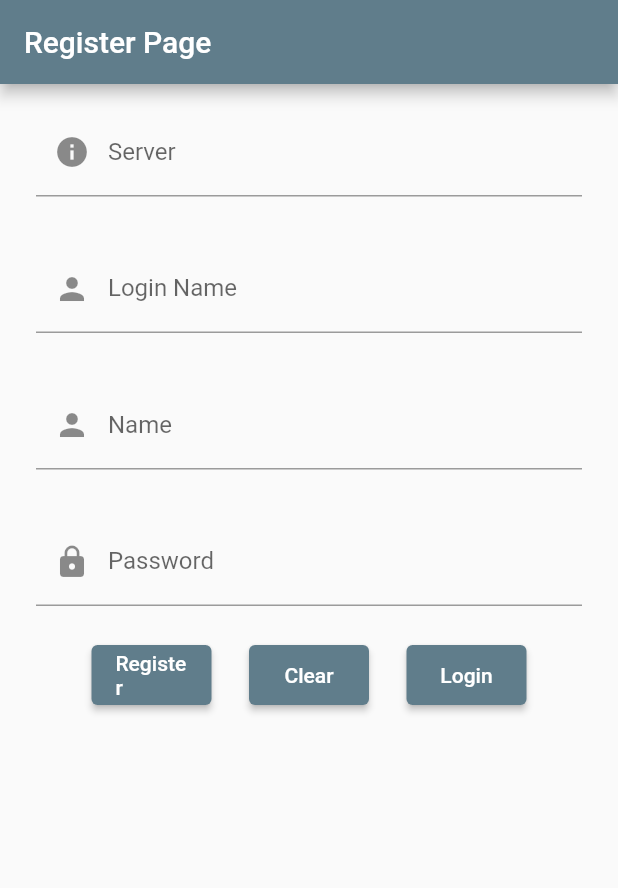
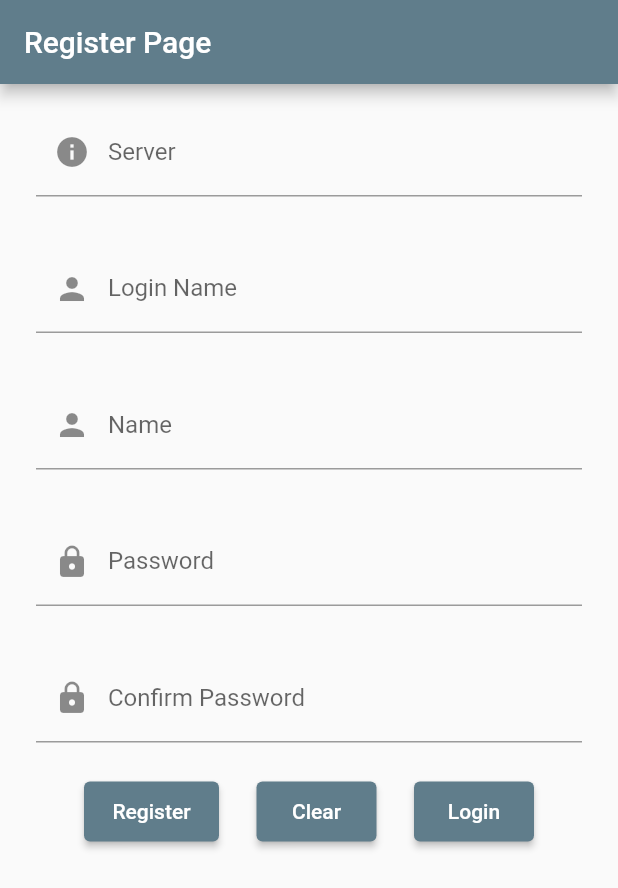
Before and after one commit to neko0xff/2023_schoolResearch_ClientApp, a Flutter app: the screen it shows after launch, after a tap on "Register", on a phone screen of 412 x 824 dp. Shown: the top 888 px of the screen. Run offline on Flutter 3.47's test engine with Material 2 defaults, Android fonts, the phone set to English and light mode, and no system bars; network calls fail.

Commit message:
20230702 update

```diff
--- /dev/null
+++ b/src/viewapp_v1/lib/class/user.dart
@@ -0,0 +1,10 @@
+// ignore_for_file: camel_case_types, non_constant_identifier_names
+
+/*使用者資訊*/
+class userData {
+  String? serverSource;
+  String? username;
+  String? LoginName;
+
+  userData({this.serverSource, this.username, this.LoginName});
+}
--- a/src/viewapp_v1/lib/main.dart
+++ b/src/viewapp_v1/lib/main.dart
@@ -1,5 +1,5 @@
 import 'package:flutter/material.dart';
-import 'package:viewapp_v1/pages/home.dart';
+import 'package:viewapp_v1/pages/about.dart';
 import 'package:viewapp_v1/pages/login.dart';
 
 void main() {
@@ -18,7 +18,7 @@ class viewAppMain extends StatelessWidget {
         home: const LoginPage(),
         routes: {
           '/login': (context) => const LoginPage(),
-          '/home': (context) => HomePage(key: null),
+          '/about': (context) => const AboutPage(),
         });
   }
 }
--- a/src/viewapp_v1/lib/pages/login.dart
+++ b/src/viewapp_v1/lib/pages/login.dart
@@ -2,6 +2,7 @@ import 'dart:convert';
 
 import 'package:flutter/material.dart';
 import 'package:http/http.dart' as http;
+import 'package:viewapp_v1/class/user.dart';
 import 'package:viewapp_v1/pages/home.dart';
 import 'package:viewapp_v1/pages/register.dart';
 
@@ -176,13 +177,17 @@ class btnLoginSend extends StatelessWidget {
     /*主迴圈*/
     if (code == "1") {
       // ignore: use_build_context_synchronously
+      final userData user = userData(
+          serverSource: serverSourceStr.text,
+          username: data["username"],
+          LoginName: data["LoginName"]);
+      // ignore: use_build_context_synchronously
       Navigator.push(
         context,
         MaterialPageRoute(
           builder: (context) => HomePage(
-            username: data["username"],
-            LoginName: data["LoginName"],
             key: null,
+            user: user,
           ),
         ),
       );
@@ -265,7 +270,7 @@ class btnToRegisterPage extends StatelessWidget {
   @override
   Widget build(BuildContext context) {
     return SizedBox(
-      width: 80.0,
+      width: 90.0,
       height: 40.0,
       child: ElevatedButton(
         child: const Text("Register"),
--- a/src/viewapp_v1/lib/pages/register.dart
+++ b/src/viewapp_v1/lib/pages/register.dart
@@ -1,3 +1,5 @@
+// ignore_for_file: non_constant_identifier_names
+
 import 'package:flutter/material.dart';
 import 'package:http/http.dart' as http;
 
@@ -6,6 +8,7 @@ TextEditingController serverSourceStr = TextEditingController();
 TextEditingController usernameStr = TextEditingController();
 TextEditingController loginNameStr = TextEditingController();
 TextEditingController passwordStr = TextEditingController();
+TextEditingController ConfirmPasswordStr = TextEditingController();
 
 class RegisterPage extends StatelessWidget {
   const RegisterPage({Key? key}) : super(key: key);
@@ -51,7 +54,8 @@ class LoginStr extends StatelessWidget {
         tbServerSource(),
         tbloginName(),
         tbUsername(),
-        tbPassword()
+        tbPassword(),
+        tbConfirmPassword(),
       ],
     );
   }
@@ -161,13 +165,34 @@ class tbPassword extends StatelessWidget {
 }
 
 // ignore: camel_case_types
+class tbConfirmPassword extends StatelessWidget {
+  const tbConfirmPassword({super.key});
+
+  @override
+  Widget build(BuildContext context) {
+    return Container(
+      padding: const EdgeInsets.symmetric(horizontal: 24.0, vertical: 16.0),
+      child: TextFormField(
+        controller: ConfirmPasswordStr,
+        obscureText: true,
+        decoration: const InputDecoration(
+          prefixIcon: Icon(Icons.lock),
+          labelText: "Confirm Password",
+          hintText: "Password Check",
+        ),
+      ),
+    );
+  }
+}
+
+// ignore: camel_case_types
 class btnRegisterSend extends StatelessWidget {
   const btnRegisterSend({Key? key}) : super(key: key);
 
   @override
   Widget build(BuildContext context) {
     return SizedBox(
-      width: 80.0,
+      width: 90.0,
       height: 40.0,
       child: ElevatedButton(
         child: const Text("Register"),
@@ -179,7 +204,18 @@ class btnRegisterSend extends StatelessWidget {
   }
 
   // 使用者比對部分
-  Future<dynamic> sendUserData(BuildContext context) async {
+  void sendUserData(BuildContext context) {
+    String? password = passwordStr.text;
+    String? ConfirmPassword = ConfirmPasswordStr.text;
+
+    if (password != ConfirmPassword) {
+      showSnackBar_FailPassword(context);
+    } else {
+      cnServer(context);
+    }
+  }
+
+  Future<dynamic> cnServer(BuildContext context) async {
     String? serverSource = serverSourceStr.text;
     String? loginName = loginNameStr.text;
     String? username = usernameStr.text;
@@ -234,7 +270,6 @@ class btnRegisterSend extends StatelessWidget {
   }
 
   // 顯示 SnackBar 訊息與自定義按鈕
-  // ignore: non_constant_identifier_names
   void showSnackBar_FailLogin(BuildContext context) {
     ScaffoldMessenger.of(context).showSnackBar(
       const SnackBar(
@@ -244,11 +279,19 @@ class btnRegisterSend extends StatelessWidget {
     );
   }
 
-  // ignore: non_constant_identifier_names
   void showSnackBar_FailCN(BuildContext context) {
     ScaffoldMessenger.of(context).showSnackBar(
       const SnackBar(
         content: Text("Connect Fail"), // 簡單基本訊息
+        duration: Duration(seconds: 5), // 停留時間
+      ),
+    );
+  }
+
+  void showSnackBar_FailPassword(BuildContext context) {
+    ScaffoldMessenger.of(context).showSnackBar(
+      const SnackBar(
+        content: Text("Password Not Confirm"), // 簡單基本訊息
         duration: Duration(seconds: 5), // 停留時間
       ),
     );
@@ -278,6 +321,7 @@ class btnRegisterClear extends StatelessWidget {
     loginNameStr.text = "";
     usernameStr.text = "";
     passwordStr.text = "";
+    ConfirmPasswordStr.text = "";
   }
 }
 
```
Also changed, not shown: src/viewapp_v1/lib/pages/about.dart (added, +31 -0 lines), src/viewapp_v1/lib/pages/home.dart (+38 -8 lines), src/viewapp_v1/lib/pages/out/sensor.dart (added, +170 -0 lines).
